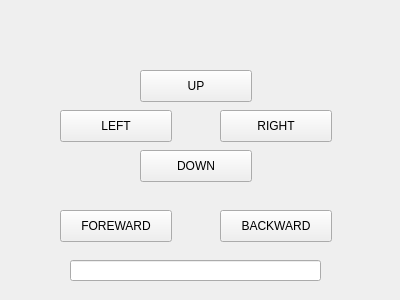
First picture: the form in Desktop App/widget.ui, repository msultani/Robotic-Interactive-Computing-System-RICS, before the edit.
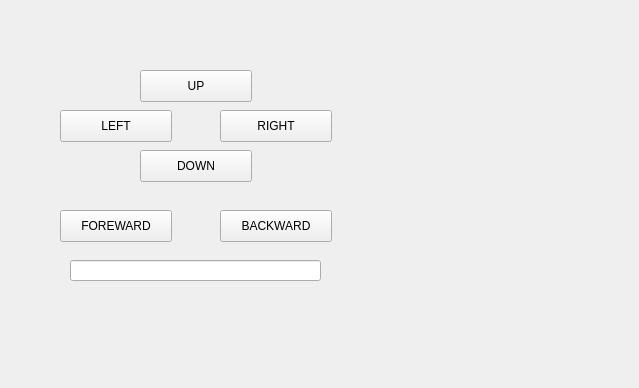
Second picture: the form after the edit.

```diff
--- a/Desktop App/widget.ui
+++ b/Desktop App/widget.ui
@@ -6,8 +6,8 @@
    <rect>
     <x>0</x>
     <y>0</y>
-    <width>400</width>
-    <height>300</height>
+    <width>639</width>
+    <height>388</height>
    </rect>
   </property>
   <property name="windowTitle">
```
